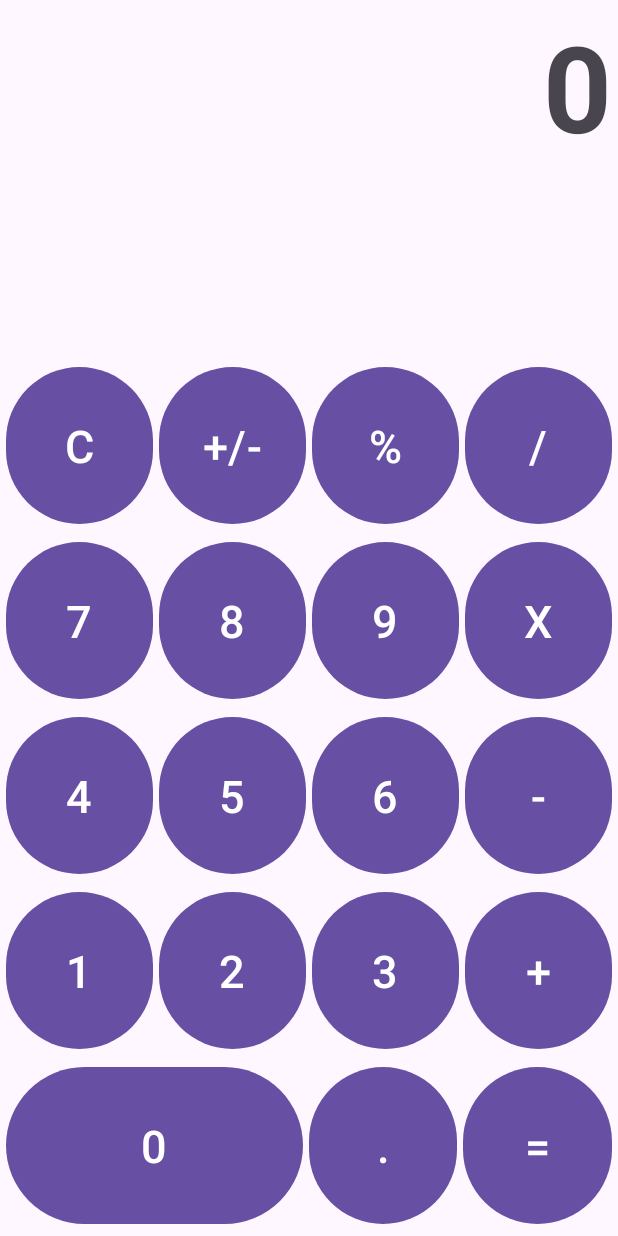
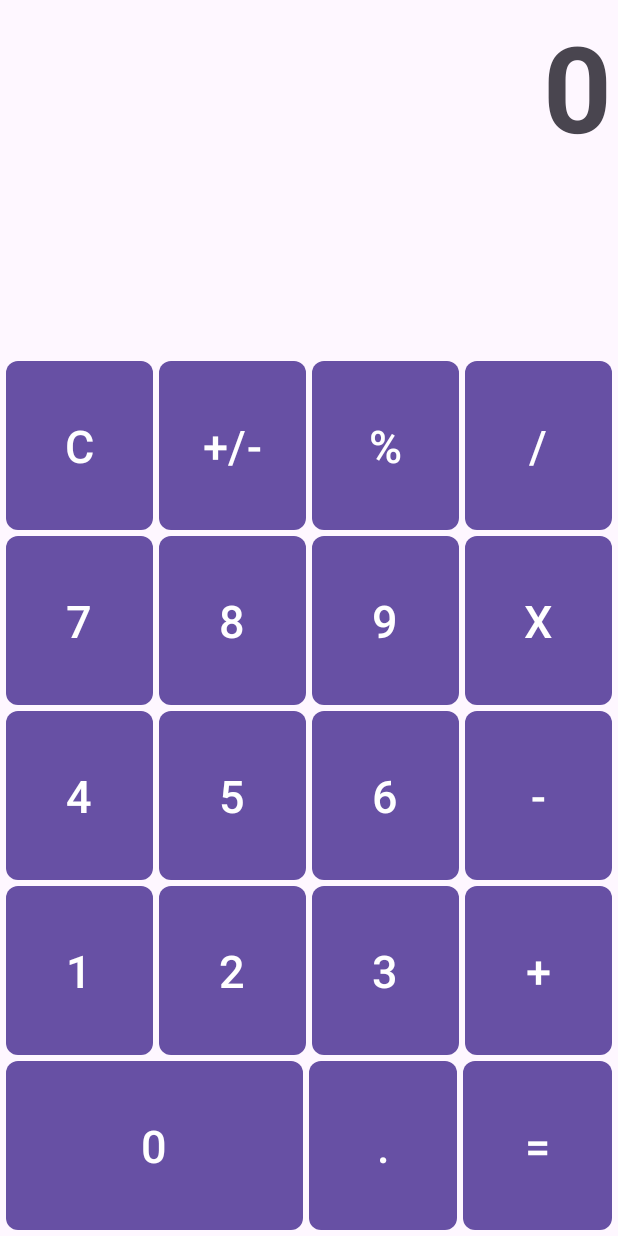
Before and after one commit to vidyakethineni/CalculatorApp, an Android app: the screen it shows after launch (MainActivity), after a tap on an icon or button, on a phone screen of 412 x 824 dp. Run offline under Robolectric (Android 15) with nearby library versions, the phone set to English and light mode, and no system bars.

Commit message:
Update commit 4:08 PM September 12, 2023

```diff
--- a/app/src/main/java/com/example/project1/MainActivity.kt
+++ b/app/src/main/java/com/example/project1/MainActivity.kt
@@ -5,9 +5,12 @@ import android.widget.Button
 import android.widget.TextView
 import androidx.appcompat.app.AppCompatActivity
 
+/**
+ * MainActivity for the calculator application that replicates the functionality of the default iPhone calculator .
+ */
 class MainActivity : AppCompatActivity() {
-    private var textView: TextView? = null
-    private var currentNumber = ""
+    private lateinit var textView: TextView
+    private var currentNumber = StringBuilder()
     private var previousNumber = ""
     private var currentOperation: Char? = null
 
@@ -16,16 +19,25 @@ class MainActivity : AppCompatActivity() {
         setContentView(R.layout.activity_main)
         textView = findViewById(R.id.textView)
 
-        // Click listeners for digits
+        /**
+         * Defining click listeners for the buttons in the Linear Layout
+         */
+
+        /**
+         * Click listeners for digits
+         */
         for (i in 0..9) {
             val buttonId = resources.getIdentifier("button$i", "id", packageName)
             val button = findViewById<Button>(buttonId)
             button.setOnClickListener { v ->
-                currentNumber += (v as Button).text
+                currentNumber.append((v as Button).text)
                 updateTextView()
             }
         }
 
+        /**
+         * Defining a map that pairs IDs of buttons in Linear Layout with their corresponding mathematical operator symbols
+         */
         val operatorButtons = mapOf(
             R.id.buttonDivide to '/',
             R.id.buttonMultiply to '*',
@@ -33,7 +45,10 @@ class MainActivity : AppCompatActivity() {
             R.id.buttonAdd to '+'
         )
 
-        // Click listener to insert respective operand
+        /**
+         * Click listener for operator symbols
+         * The performCalculation() helper function is called to calculate and output expressions
+         */
         operatorButtons.forEach { (buttonId, operator) ->
             val button = findViewById<Button>(buttonId)
             button.setOnClickListener {
@@ -41,93 +56,118 @@ class MainActivity : AppCompatActivity() {
                     if (currentOperation != null) {
                         performCalculation()
                     }
-                    previousNumber = currentNumber
-                    currentNumber = ""
+                    previousNumber = currentNumber.toString()
+                    currentNumber.setLength(0)
                     currentOperation = operator
-                    updateTextView(previousNumber)
+                    updateTextView()
                 }
             }
         }
 
-        // Click listener to insert decimal
+        /**
+         * Click listener to insert decimal
+         */
         val buttonDecimal = findViewById<Button>(R.id.buttonDecimal)
         buttonDecimal.setOnClickListener {
             if (!currentNumber.contains(".")) {
-                currentNumber += "."
+                currentNumber.append(".")
                 updateTextView()
             }
         }
 
-        // Click listener to evaluate expressions
+        /**
+         * Click listener for equal sign, which calls the performCalculation() helper function to calculate and output expressions
+         */
         val buttonEquals = findViewById<Button>(R.id.buttonEquals)
         buttonEquals.setOnClickListener {
             if (currentNumber.isNotEmpty() && previousNumber.isNotEmpty() && currentOperation != null) {
                 performCalculation()
                 currentOperation = null
+                previousNumber = "" // Clear the previousNumber after calculation
             }
         }
 
-        // Click listener to clear text view
+        /**
+         * Click listener to clear and reset text view to 0
+         */
         val buttonClear = findViewById<Button>(R.id.buttonClear)
         buttonClear.setOnClickListener {
-            currentNumber = ""
-            previousNumber = ""
-            currentOperation = null
-            updateTextView()
+            clearCalculator()
         }
 
-        // Click listener to change number from positive to negative, or negative to positive
+        /**
+         * Click listener to change number from positive to negative, or negative to positive
+         */
         val buttonArithmetic = findViewById<Button>(R.id.buttonArithmetic)
         buttonArithmetic.setOnClickListener {
             if (currentNumber.isNotEmpty()) {
-                currentNumber = if (currentNumber.startsWith("-")) {
-                    currentNumber.substring(1)
+                if (currentNumber[0] == '-') {
+                    currentNumber.deleteCharAt(0)
                 } else {
-                    "-$currentNumber"
+                    currentNumber.insert(0, "-")
                 }
                 updateTextView()
             }
         }
 
-        // Click listener to find the decimal value of a number
+        /**
+         * Click listener to find the decimal value of an inputted number
+         */
         val buttonPercentage = findViewById<Button>(R.id.buttonPercentage)
         buttonPercentage.setOnClickListener {
             if (currentNumber.isNotEmpty()) {
-                val number = currentNumber.toDouble()
+                val number = currentNumber.toString().toDoubleOrNull() ?: return@setOnClickListener
                 val percentage = number / 100.0
-                currentNumber = percentage.toString()
+                currentNumber.setLength(0)
+                currentNumber.append(percentage.toString())
                 updateTextView()
             }
         }
-
     }
 
-    // Helper function for updating text view
-    private fun updateTextView(text: String? = null) {
-        val displayText = text ?: if (currentNumber.isNotEmpty()) currentNumber else "0"
-
-        // Format the number based on whether it's a whole number or not
-        val isWholeNumber = currentNumber.toDouble() % 1 == 0.0
-        textView!!.text = if (isWholeNumber) {
-            displayText.toInt().toString()
-        } else {
-            displayText
+    /**
+     * Helper function for updating text view
+     */
+    private fun updateTextView() {
+        val displayText = if (currentNumber.isNotEmpty()) currentNumber.toString() else if (previousNumber.isNotEmpty()) previousNumber else "0"
+        val formattedText = when {
+            displayText.endsWith(".0") -> displayText.substring(0, displayText.length - 2)
+            else -> displayText
         }
+        textView.text = formattedText
     }
 
-    // Helper function for evaluating expressions
+
+    /**
+     * Helper function for evaluating expressions based on the operator, and handles division by zero
+     */
     private fun performCalculation() {
-        val num1 = previousNumber.toDouble()
-        val num2 = currentNumber.toDouble()
-        val result = when (currentOperation) {
-            '+' -> num1 + num2
-            '-' -> num1 - num2
-            '*' -> num1 * num2
-            '/' -> num1 / num2
+        val num1 = previousNumber.toDoubleOrNull() ?: return
+        val num2 = currentNumber.toString().toDoubleOrNull() ?: return
+
+        when (currentOperation) {
+            '+' -> currentNumber = StringBuilder((num1 + num2).toString())
+            '-' -> currentNumber = StringBuilder((num1 - num2).toString())
+            '*' -> currentNumber = StringBuilder((num1 * num2).toString())
+            '/' -> {
+                if (num2 != 0.0) {
+                    currentNumber = StringBuilder((num1 / num2).toString())
+                } else {
+                    currentNumber = StringBuilder("Error")
+                }
+            }
             else -> return
         }
-        currentNumber = result.toString()
+        updateTextView()
+    }
+
+    /**
+     * Helper function to clear the calculator
+     */
+    private fun clearCalculator() {
+        currentNumber.setLength(0)
         previousNumber = ""
-        updateTextView(currentNumber)
+        currentOperation = null
+        updateTextView()
     }
 }
--- /dev/null
+++ b/app/src/main/res/drawable/square_button_background.xml
@@ -0,0 +1,4 @@
+<?xml version="1.0" encoding="utf-8"?>
+<shape xmlns:android="http://schemas.android.com/apk/res/android">
+    <corners android:radius="8dp" />
+</shape>
--- a/app/src/main/res/layout/activity_main.xml
+++ b/app/src/main/res/layout/activity_main.xml
@@ -30,7 +30,8 @@
             android:layout_weight="1"
             android:text="C"
             android:textSize="30sp"
-            android:layout_margin="2dp"/>
+            android:layout_margin="2dp"
+            android:background="@drawable/square_button_background"/>
         <Button
             android:id="@+id/buttonArithmetic"
             android:layout_width="0dp"
@@ -38,7 +39,8 @@
             android:layout_weight="1"
             android:text="+/-"
             android:textSize="30sp"
-            android:layout_margin="2dp"/>
+            android:layout_margin="2dp"
+            android:background="@drawable/square_button_background"/>
         <Button
             android:id="@+id/buttonPercentage"
             android:layout_width="0dp"
@@ -46,7 +48,8 @@
             android:layout_weight="1"
             android:text="%"
             android:textSize="30sp"
-            android:layout_margin="2dp"/>
+            android:layout_margin="2dp"
+            android:background="@drawable/square_button_background"/>
         <Button
             android:id="@+id/buttonDivide"
             android:layout_width="0dp"
@@ -54,7 +57,8 @@
             android:layout_weight="1"
             android:text="/"
             android:textSize="30sp"
-            android:layout_margin="2dp"/>
+            android:layout_margin="2dp"
+            android:background="@drawable/square_button_background"/>
     </LinearLayout>
 
     <!-- SECOND ROW BUTTONS -->
@@ -71,7 +75,8 @@
             android:layout_weight="1"
             android:text="7"
             android:textSize="30sp"
-            android:layout_margin="2dp"/>
+            android:layout_margin="2dp"
+            android:background="@drawable/square_button_background"/>
         <Button
             android:id="@+id/button8"
             android:layout_width="0dp"
@@ -79,7 +84,8 @@
             android:layout_weight="1"
             android:text="8"
             android:textSize="30sp"
-            android:layout_margin="2dp"/>
+            android:layout_margin="2dp"
+            android:background="@drawable/square_button_background"/>
         <Button
             android:id="@+id/button9"
             android:layout_width="0dp"
@@ -87,7 +93,8 @@
             android:layout_weight="1"
             android:text="9"
             android:textSize="30sp"
-            android:layout_margin="2dp"/>
+            android:layout_margin="2dp"
+            android:background="@drawable/square_button_background"/>
         <Button
             android:id="@+id/buttonMultiply"
             android:layout_width="0dp"
@@ -95,7 +102,8 @@
             android:layout_weight="1"
             android:text="X"
             android:textSize="30sp"
-            android:layout_margin="2dp"/>
+            android:layout_margin="2dp"
+            android:background="@drawable/square_button_background"/>
     </LinearLayout>
 
     <!-- THIRD ROW BUTTONS -->
@@ -112,7 +120,8 @@
             android:layout_weight="1"
             android:text="4"
             android:textSize="30sp"
-            android:layout_margin="2dp"/>
+            android:layout_margin="2dp"
+            android:background="@drawable/square_button_background"/>
         <Button
             android:id="@+id/button5"
             android:layout_width="0dp"
@@ -120,7 +129,8 @@
             android:layout_weight="1"
             android:text="5"
             android:textSize="30sp"
-            android:layout_margin="2dp"/>
+            android:layout_margin="2dp"
+            android:background="@drawable/square_button_background"/>
         <Button
             android:id="@+id/button6"
             android:layout_width="0dp"
@@ -128,7 +138,8 @@
             android:layout_weight="1"
             android:text="6"
             android:textSize="30sp"
-            android:layout_margin="2dp"/>
+            android:layout_margin="2dp"
+            android:background="@drawable/square_button_background"/>
         <Button
             android:id="@+id/buttonSubtract"
             android:layout_width="0dp"
@@ -136,7 +147,8 @@
             android:layout_weight="1"
             android:text="-"
             android:textSize="30sp"
-            android:layout_margin="2dp"/>
+            android:layout_margin="2dp"
+            android:background="@drawable/square_button_background"/>
     </LinearLayout>
 
     <!-- FOURTH ROW BUTTONS -->
@@ -144,7 +156,8 @@
         android:layout_width="match_parent"
         android:layout_height="0dp"
         android:layout_weight="1"
-        android:orientation="horizontal">
+        android:orientation="horizontal"
+        >
 
         <Button
             android:id="@+id/button1"
@@ -153,7 +166,8 @@
             android:layout_weight="1"
             android:text="1"
             android:textSize="30sp"
-            android:layout_margin="2dp"/>
+            android:layout_margin="2dp"
+            android:background="@drawable/square_button_background"/>
         <Button
             android:id="@+id/button2"
             android:layout_width="0dp"
@@ -161,7 +175,8 @@
             android:layout_weight="1"
             android:text="2"
             android:textSize="30sp"
-            android:layout_margin="2dp"/>
+            android:layout_margin="2dp"
+            android:background="@drawable/square_button_background"/>
         <Button
             android:id="@+id/button3"
             android:layout_width="0dp"
@@ -169,7 +184,8 @@
             android:layout_weight="1"
             android:text="3"
             android:textSize="30sp"
-            android:layout_margin="2dp"/>
+            android:layout_margin="2dp"
+            android:background="@drawable/square_button_background"/>
         <Button
             android:id="@+id/buttonAdd"
             android:layout_width="0dp"
@@ -177,7 +193,8 @@
             android:layout_weight="1"
             android:text="+"
             android:textSize="30sp"
-            android:layout_margin="2dp"/>
+            android:layout_margin="2dp"
+            android:background="@drawable/square_button_background"/>
     </LinearLayout>
 
     <!-- FIFTH ROW BUTTONS -->
@@ -194,7 +211,8 @@
             android:layout_weight="2"
             android:text="0"
             android:textSize="30sp"
-            android:layout_margin="2dp"/>
+            android:layout_margin="2dp"
+            android:background="@drawable/square_button_background"/>
         <Button
             android:id="@+id/buttonDecimal"
             android:layout_width="0dp"
@@ -202,7 +220,8 @@
             android:layout_weight="1"
             android:text="."
             android:textSize="30sp"
-            android:layout_margin="2dp"/>
+            android:layout_margin="2dp"
+            android:background="@drawable/square_button_background"/>
         <Button
             android:id="@+id/buttonEquals"
             android:layout_width="0dp"
@@ -210,7 +229,7 @@
             android:layout_weight="1"
             android:text="="
             android:textSize="30sp"
-            android:layout_margin="2dp"/>
+            android:layout_margin="2dp"
+            android:background="@drawable/square_button_background"/>
     </LinearLayout>
-
 </LinearLayout>
```
